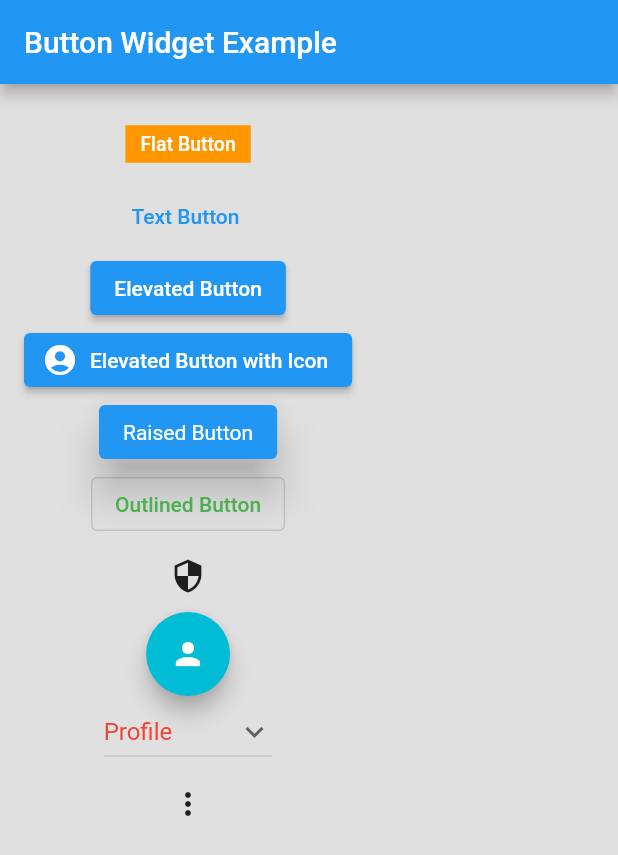
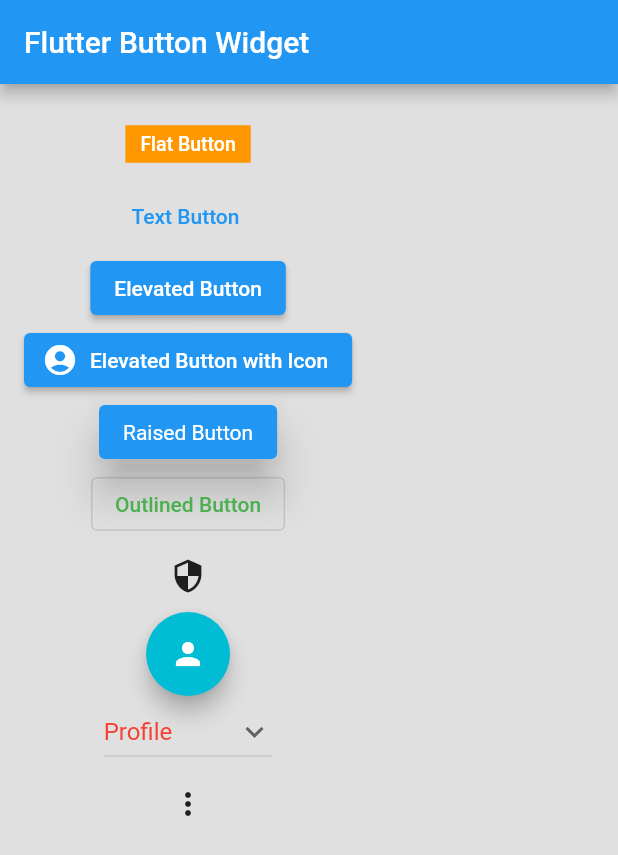
Before and after one commit to MSSohan/flutter_button_widget, a Flutter app: the screen it shows after launch, on a phone screen of 412 x 824 dp. Shown: the top 855 px of the screen. Run offline on Flutter 3.47's test engine with Material 2 defaults, Android fonts, the phone set to English and light mode, and no system bars.

Commit message:
Update main.dart

```diff
--- a/lib/main.dart
+++ b/lib/main.dart
@@ -3,12 +3,12 @@ import 'package:flutter/services.dart';
 
 void main() {
   runApp(MaterialApp(
-    title: 'Button Widget Example',
+    title: 'All Flutter Button Widget Example',
     theme: ThemeData(
       primarySwatch: Colors.blue,
     ),
     home: Scaffold(
-      appBar: AppBar(title: const Text('Button Widget Example'),),
+      appBar: AppBar(title: const Text('Flutter Button Widget'),),
       backgroundColor: Colors.grey[300],
       body: MyApp(),
     ),
```
